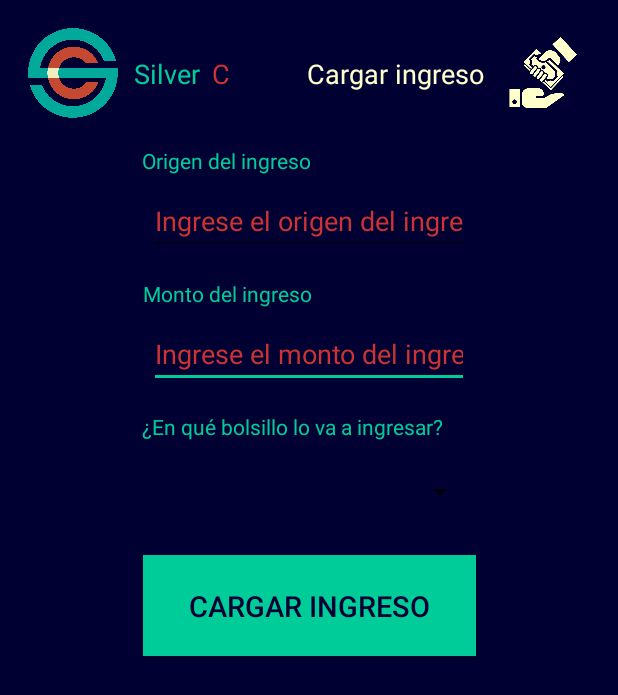
After one commit to telsmo/silverc, an Android app: the layout ingreso.xml on its own in the app's theme, with its tools: preview values and no code run, on a phone screen of 412 x 824 dp. The commit adds this screen. Shown: the top 695 px of the screen. Run offline under Robolectric (Android 15) with nearby library versions, the phone set to English and light mode, and no system bars.

Commit message:
basicamente.... vivimos en una sociedad epico....

```diff
--- a/app/src/main/res/layout/cargar.xml
+++ b/app/src/main/res/layout/cargar.xml
@@ -36,14 +36,12 @@
         android:layout_width="222dp"
         android:layout_height="67dp"
         android:layout_marginStart="8dp"
-        android:layout_marginTop="8dp"
+        android:layout_marginTop="16dp"
         android:layout_marginEnd="8dp"
-        android:layout_marginBottom="8dp"
         android:background="@color/prim2"
         android:text="Cargar compra"
         android:textColor="@color/prim0"
         android:textSize="19dp"
-        app:layout_constraintBottom_toBottomOf="parent"
         app:layout_constraintEnd_toEndOf="parent"
         app:layout_constraintStart_toStartOf="parent"
         app:layout_constraintTop_toBottomOf="@+id/editText6" />
--- /dev/null
+++ b/app/src/main/res/layout/ingreso.xml
@@ -0,0 +1,168 @@
+<?xml version="1.0" encoding="utf-8"?>
+<android.support.constraint.ConstraintLayout
+    xmlns:android="http://schemas.android.com/apk/res/android"
+    xmlns:app="http://schemas.android.com/apk/res-auto"
+    xmlns:tools="http://schemas.android.com/tools"
+    android:layout_width="match_parent"
+    android:layout_height="match_parent"
+    android:background="@color/prim0">
+
+    <Button
+        android:id="@+id/button5"
+        android:layout_width="222dp"
+        android:layout_height="67dp"
+        android:layout_marginStart="8dp"
+        android:layout_marginTop="16dp"
+        android:layout_marginEnd="8dp"
+        android:background="@color/prim3"
+        android:text="Cargar ingreso"
+        android:textColor="@color/prim0"
+        android:textSize="19dp"
+        app:layout_constraintEnd_toEndOf="parent"
+        app:layout_constraintStart_toStartOf="parent"
+        app:layout_constraintTop_toBottomOf="@+id/spinner" />
+
+    <EditText
+        android:id="@+id/editText8"
+        android:layout_width="wrap_content"
+        android:layout_height="wrap_content"
+        android:layout_marginStart="8dp"
+
+        android:layout_marginTop="8dp"
+        android:layout_marginEnd="8dp"
+        android:ems="10"
+        android:inputType="textPersonName"
+        android:text="Ingrese el monto del ingreso"
+        android:textColor="@color/prim2"
+        app:layout_constraintEnd_toEndOf="parent"
+        app:layout_constraintStart_toStartOf="parent"
+        app:layout_constraintTop_toBottomOf="@+id/textView19" />
+
+    <TextView
+        android:id="@+id/textView19"
+        android:layout_width="223dp"
+        android:layout_height="wrap_content"
+        android:layout_marginStart="8dp"
+        android:layout_marginTop="16dp"
+        android:layout_marginEnd="8dp"
+        android:text="Monto del ingreso"
+        android:textColor="@color/prim3"
+        android:textSize="14dp"
+        app:layout_constraintEnd_toEndOf="parent"
+        app:layout_constraintHorizontal_bias="0.505"
+        app:layout_constraintStart_toStartOf="parent"
+        app:layout_constraintTop_toBottomOf="@+id/editText7" />
+
+    <TextView
+        android:id="@+id/textView20"
+        android:layout_width="223dp"
+        android:layout_height="wrap_content"
+        android:layout_marginStart="8dp"
+        android:layout_marginTop="16dp"
+        android:layout_marginEnd="8dp"
+        android:text="¿En qué bolsillo lo va a ingresar?"
+        android:textColor="@color/prim3"
+        android:textSize="14dp"
+        app:layout_constraintEnd_toEndOf="parent"
+        app:layout_constraintStart_toStartOf="parent"
+        app:layout_constraintTop_toBottomOf="@+id/editText8" />
+
+    <EditText
+        android:id="@+id/editText7"
+        android:layout_width="wrap_content"
+        android:layout_height="wrap_content"
+
+        android:layout_marginStart="8dp"
+        android:layout_marginTop="8dp"
+        android:layout_marginEnd="8dp"
+        android:ems="10"
+        android:inputType="textPersonName"
+        android:text="Ingrese el origen del ingreso"
+        android:textColor="@color/prim2"
+        app:layout_constraintEnd_toEndOf="parent"
+        app:layout_constraintStart_toStartOf="parent"
+        app:layout_constraintTop_toBottomOf="@+id/textView18" />
+
+    <TextView
+        android:id="@+id/textView18"
+        android:layout_width="223dp"
+        android:layout_height="wrap_content"
+        android:layout_marginStart="8dp"
+        android:layout_marginTop="16dp"
+        android:layout_marginEnd="8dp"
+        android:text="Origen del ingreso "
+        android:textColor="@color/prim3"
+        android:textSize="14dp"
+        app:layout_constraintEnd_toEndOf="parent"
+        app:layout_constraintStart_toStartOf="parent"
+        app:layout_constraintTop_toBottomOf="@+id/imageView4" />
+
+    <ImageView
+        android:id="@+id/imageView4"
+        android:layout_width="65dp"
+        android:layout_height="65dp"
+        android:layout_marginStart="16dp"
+        android:layout_marginTop="16dp"
+        android:src="@drawable/icono_del_proyecto"
+        app:layout_constraintStart_toStartOf="parent"
+        app:layout_constraintTop_toTopOf="parent" />
+
+    <TextView
+        android:id="@+id/textView15"
+        android:layout_width="wrap_content"
+        android:layout_height="wrap_content"
+        android:layout_marginStart="8dp"
+        android:text="Silver"
+        android:textColor="@color/prim3"
+        android:textSize="18dp"
+        app:layout_constraintBottom_toBottomOf="@+id/imageView4"
+        app:layout_constraintStart_toEndOf="@+id/imageView4"
+        app:layout_constraintTop_toTopOf="@+id/imageView4" />
+
+    <TextView
+        android:id="@+id/textView16"
+        android:layout_width="0dp"
+        android:layout_height="wrap_content"
+        android:layout_marginStart="8dp"
+        android:text="C"
+        android:textColor="@color/prim2"
+        android:textSize="18dp"
+        app:layout_constraintBottom_toBottomOf="@+id/textView15"
+        app:layout_constraintStart_toEndOf="@+id/textView15"
+        app:layout_constraintTop_toTopOf="@+id/textView15" />
+
+    <TextView
+        android:id="@+id/textView17"
+        android:layout_width="wrap_content"
+        android:layout_height="wrap_content"
+        android:layout_marginEnd="8dp"
+        android:text="Cargar ingreso"
+        android:textColor="@color/prim1"
+        android:textSize="18sp"
+        app:layout_constraintBottom_toBottomOf="@+id/imageView6"
+        app:layout_constraintEnd_toStartOf="@+id/imageView6"
+        app:layout_constraintTop_toTopOf="@+id/imageView6" />
+
+    <ImageView
+        android:id="@+id/imageView6"
+        android:layout_width="65dp"
+        android:layout_height="65dp"
+        android:layout_marginTop="16dp"
+        android:layout_marginEnd="16dp"
+        app:layout_constraintEnd_toEndOf="parent"
+        app:layout_constraintTop_toTopOf="parent"
+        android:tint="@color/prim1"
+        app:srcCompat="@drawable/getinpaid" />
+
+    <Spinner
+        android:id="@+id/spinner"
+        android:layout_width="222dp"
+        android:layout_height="52dp"
+        android:layout_marginStart="8dp"
+        android:layout_marginTop="8dp"
+        android:layout_marginEnd="8dp"
+        android:textColor="@color/prim3"
+        app:layout_constraintEnd_toEndOf="parent"
+        app:layout_constraintStart_toStartOf="parent"
+        app:layout_constraintTop_toBottomOf="@+id/textView20" />
+</android.support.constraint.ConstraintLayout>
```
Also changed, not shown: app/src/main/res/layout/mainlol.xml (added, +121 -0 lines), app/src/main/res/drawable/getinpaid.png (added).
